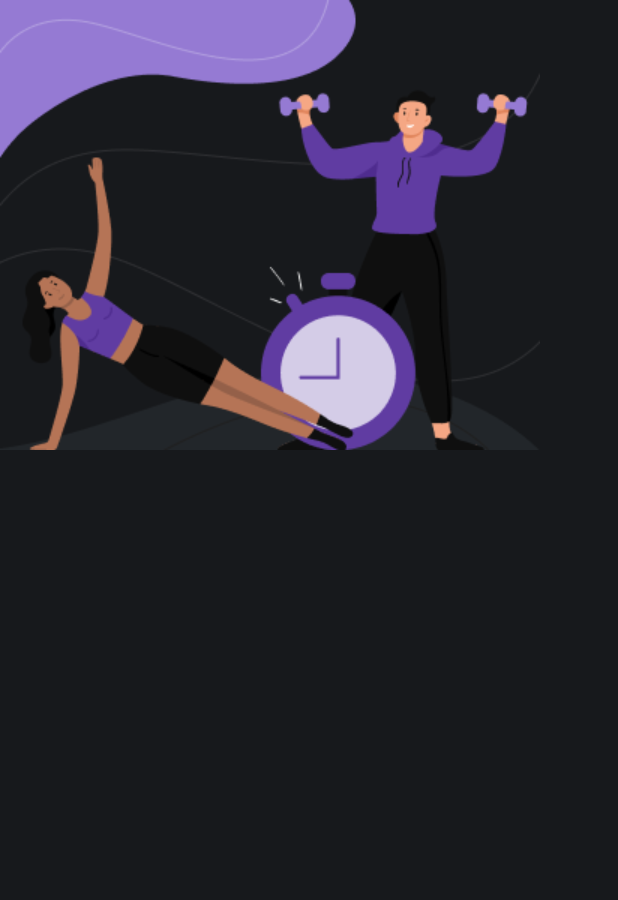
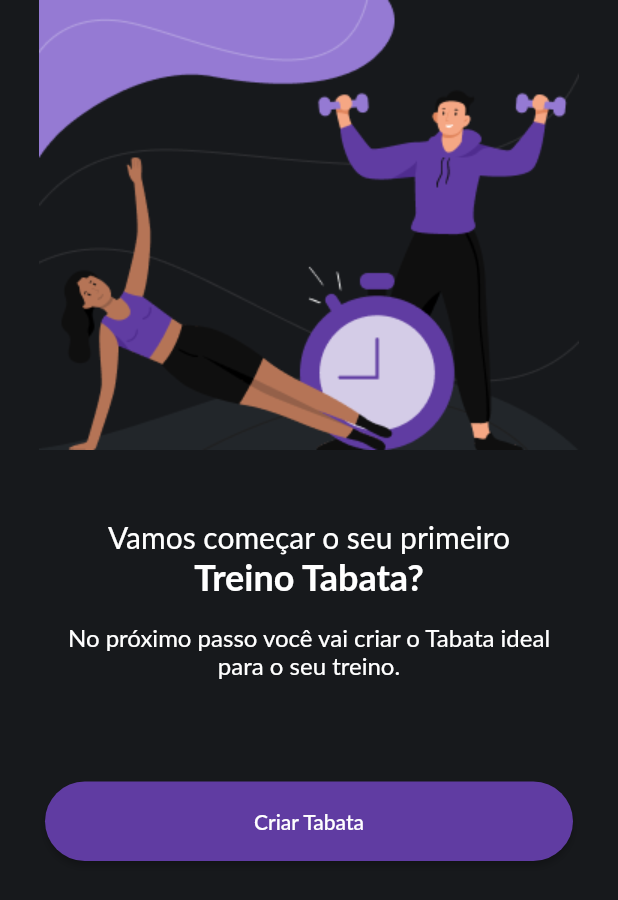
Before and after one commit to Lennoard/pacoquinha, a Flutter app: the screen it shows after launch, on a phone screen of 412 x 824 dp. Shown: the top 900 px of the screen. Run offline on Flutter 3.47's test engine with Material 2 defaults, Android fonts, the light colour scheme and no system bars; our stand-ins replace firebase_core, lottie; accounts and stored records are empty; Roboto replaces fonts that are missing (Lato).

Commit message:
add: first access page

```diff
--- /dev/null
+++ b/lib/common/widgets/button.dart
@@ -0,0 +1,36 @@
+import 'package:flutter/material.dart';
+import 'package:tabata/theme/colors.dart';
+
+class Button extends StatelessWidget {
+  final String text;
+  final VoidCallback onPressed;
+
+  const Button({
+    Key? key,
+    required this.text,
+    required this.onPressed,
+  }) : super(key: key);
+
+  @override
+  Widget build(BuildContext context) {
+    return ConstrainedBox(
+      constraints: const BoxConstraints.tightFor(
+        width: double.maxFinite,
+      ),
+      child: ElevatedButton(
+        onPressed: onPressed,
+        style: ElevatedButton.styleFrom(
+          primary: tabataPurple,
+          padding: const EdgeInsets.symmetric(
+            horizontal: 36.0,
+            vertical: 18.0,
+          ),
+          shape: RoundedRectangleBorder(
+            borderRadius: BorderRadius.circular(50),
+          ),
+        ),
+        child: Text(text),
+      ),
+    );
+  }
+}
--- a/lib/constants/routes.dart
+++ b/lib/constants/routes.dart
@@ -1 +1,2 @@
 const homeRoute = '/home/';
+const splashRoute = '/splash/';
--- /dev/null
+++ b/lib/features/settings/presentation/pages/first_access.dart
@@ -0,0 +1,63 @@
+import 'package:flutter/material.dart';
+import 'package:tabata/common/widgets/button.dart';
+
+class FirstAccessPage extends StatelessWidget {
+  const FirstAccessPage({Key? key}) : super(key: key);
+
+  void navigateToChangeSettings() {}
+
+  @override
+  Widget build(BuildContext context) {
+    return Scaffold(
+      body: Column(
+        children: [
+          Image.asset('assets/imagery/imagery_tabata.png'),
+          Padding(
+            padding: const EdgeInsets.symmetric(
+              horizontal: 30.0,
+              vertical: 46.0,
+            ),
+            child: Column(
+              crossAxisAlignment: CrossAxisAlignment.center,
+              children: [
+                const Text(
+                  "Vamos começar o seu primeiro",
+                  textAlign: TextAlign.center,
+                  style: TextStyle(
+                    fontSize: 20,
+                  ),
+                ),
+                const Text(
+                  "Treino Tabata?",
+                  style: TextStyle(
+                    fontWeight: FontWeight.bold,
+                    fontSize: 24,
+                  ),
+                ),
+                const Padding(
+                  padding: EdgeInsets.only(
+                    top: 16.0,
+                  ),
+                  child: Text(
+                    "No próximo passo você vai criar o Tabata ideal para o seu treino.",
+                    textAlign: TextAlign.center,
+                    style: TextStyle(
+                      fontSize: 16,
+                    ),
+                  ),
+                ),
+                Padding(
+                  padding: const EdgeInsets.only(top: 68.0),
+                  child: Button(
+                    text: "Criar Tabata",
+                    onPressed: navigateToChangeSettings,
+                  ),
+                ),
+              ],
+            ),
+          ),
+        ],
+      ),
+    );
+  }
+}
--- a/lib/screens/splash_screen/splash_screen.dart
+++ b/lib/screens/splash_screen/splash_screen.dart
@@ -2,22 +2,13 @@ import 'dart:async';
 
 import 'package:flutter/material.dart';
 import 'package:lottie/lottie.dart';
-import 'package:tabata/screens/home_screen/home_screen.dart';
+import 'package:tabata/features/settings/presentation/pages/first_access.dart';
 
 class SplashScreen extends StatelessWidget {
   const SplashScreen({Key? key}) : super(key: key);
 
   @override
   Widget build(BuildContext context) {
-    // Timer(
-    //   const Duration(seconds: 3),
-    //   () => Navigator.of(context).pushReplacement(
-    //     MaterialPageRoute(
-    //       builder: (BuildContext context) => const HomeScreen(),
-    //     ),
-    //   ),
-    // );
-
     return Scaffold(
       body: Center(
         child: Lottie.asset("assets/lottie/splash_animation.json",
@@ -26,7 +17,7 @@ class SplashScreen extends StatelessWidget {
             const Duration(seconds: 3),
             () => Navigator.of(context).pushReplacement(
               MaterialPageRoute(
-                builder: (BuildContext context) => const HomeScreen(),
+                builder: (BuildContext context) => const FirstAccessPage(),
               ),
             ),
           );
```
